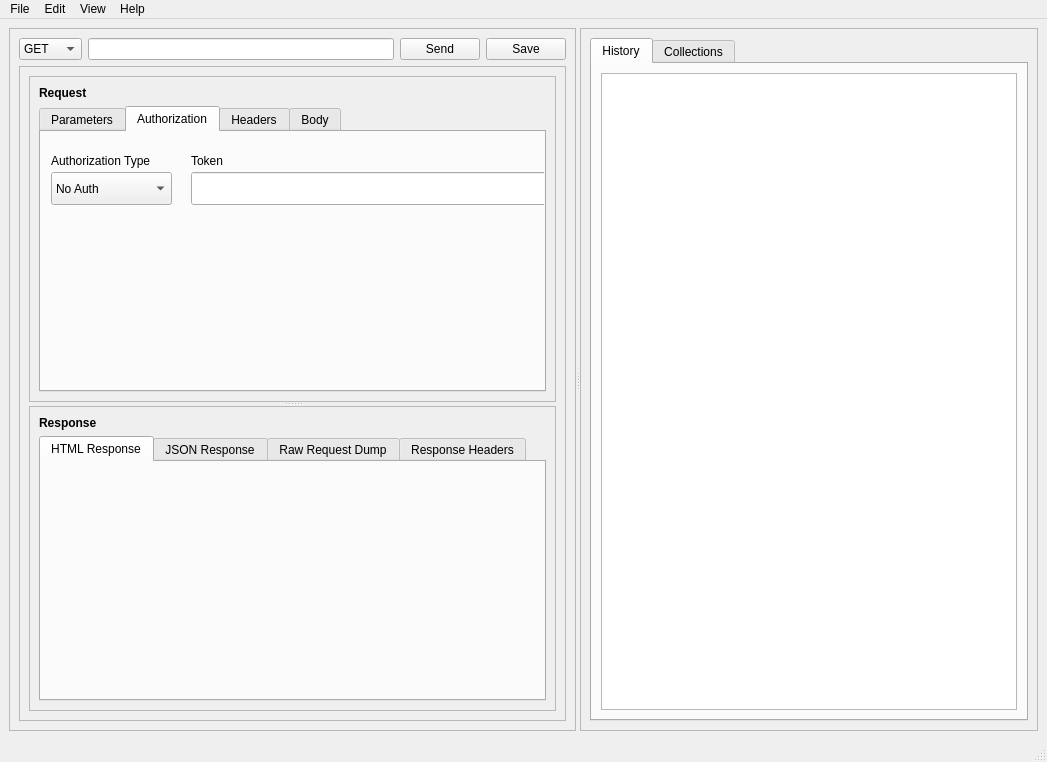
This is src/main/python/ui/rester.ui in schartz/rester as Qt 5 draws it before an edit. The edited form follows.
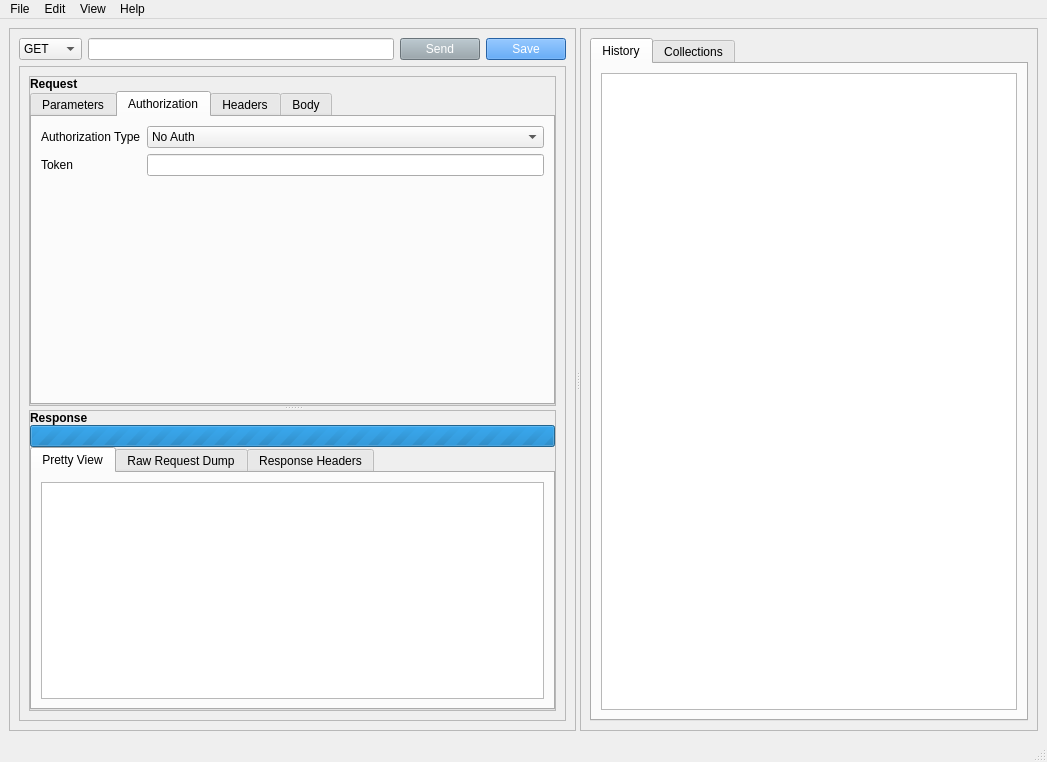
This is the edited form. The open tabs and pages were chosen to show the change.

Commit message: Add functionality for dynamically adding request headers.\n Add some colors to buttons. \n Pretty print JSON. \n Rudementary HTML rendering in response

Diff of the .ui file:
```diff
--- a/src/main/python/ui/rester.ui
+++ b/src/main/python/ui/rester.ui
@@ -34,7 +34,7 @@
         <enum>QFrame::StyledPanel</enum>
        </property>
        <property name="frameShadow">
-        <enum>QFrame::Raised</enum>
+        <enum>QFrame::Plain</enum>
        </property>
        <layout class="QGridLayout" name="gridLayout_10">
         <item row="0" column="0">
@@ -72,6 +72,10 @@
         </item>
         <item row="0" column="2">
          <widget class="QPushButton" name="send_btn">
+          <property name="styleSheet">
+           <string notr="true">background-color: #95a3ab;
+color: white</string>
+          </property>
           <property name="text">
            <string>Send</string>
           </property>
@@ -79,18 +83,22 @@
         </item>
         <item row="0" column="3">
          <widget class="QPushButton" name="save_btn">
+          <property name="styleSheet">
+           <string notr="true">background-color: #3689e6;
+color: white</string>
+          </property>
           <property name="text">
            <string>Save</string>
           </property>
          </widget>
         </item>
         <item row="1" column="0" colspan="4">
-         <widget class="QFrame" name="frame_3">
+         <widget class="QFrame" name="req_res_container_frame">
           <property name="frameShape">
            <enum>QFrame::StyledPanel</enum>
           </property>
           <property name="frameShadow">
-           <enum>QFrame::Raised</enum>
+           <enum>QFrame::Plain</enum>
           </property>
           <layout class="QGridLayout" name="gridLayout_9">
            <item row="0" column="0">
@@ -98,18 +106,49 @@
              <property name="orientation">
               <enum>Qt::Vertical</enum>
              </property>
-             <widget class="QFrame" name="frame">
+             <widget class="QFrame" name="req_container_frame">
               <property name="frameShape">
                <enum>QFrame::StyledPanel</enum>
               </property>
               <property name="frameShadow">
-               <enum>QFrame::Raised</enum>
+               <enum>QFrame::Plain</enum>
+              </property>
+              <property name="lineWidth">
+               <number>0</number>
               </property>
               <layout class="QGridLayout" name="gridLayout">
+               <property name="leftMargin">
+                <number>0</number>
+               </property>
+               <property name="topMargin">
+                <number>0</number>
+               </property>
+               <property name="rightMargin">
+                <number>0</number>
+               </property>
+               <property name="bottomMargin">
+                <number>0</number>
+               </property>
+               <property name="spacing">
+                <number>0</number>
+               </property>
+               <item row="0" column="0">
+                <widget class="QLabel" name="label_2">
+                 <property name="font">
+                  <font>
+                   <weight>75</weight>
+                   <bold>true</bold>
+                  </font>
+                 </property>
+                 <property name="text">
+                  <string>Request</string>
+                 </property>
+                </widget>
+               </item>
                <item row="1" column="0">
                 <widget class="QTabWidget" name="params_tablist">
                  <property name="currentIndex">
-                  <number>1</number>
+                  <number>2</number>
                  </property>
                  <widget class="QWidget" name="params_tab">
                   <attribute name="title">
@@ -159,62 +198,39 @@
                   <attribute name="title">
                    <string>Authorization</string>
                   </attribute>
-                  <widget class="QComboBox" name="auth_type">
-                   <property name="geometry">
-                    <rect>
-                     <x>10</x>
-                     <y>40</y>
-                     <width>121</width>
-                     <height>33</height>
-                    </rect>
-                   </property>
-                   <item>
-                    <property name="text">
-                     <string>No Auth</string>
-                    </property>
+                  <layout class="QFormLayout" name="formLayout">
+                   <item row="0" column="0">
+                    <widget class="QLabel" name="auth_type_label">
+                     <property name="text">
+                      <string>Authorization Type</string>
+                     </property>
+                    </widget>
                    </item>
-                   <item>
-                    <property name="text">
-                     <string>Bearer Token</string>
-                    </property>
+                   <item row="1" column="0">
+                    <widget class="QLabel" name="token_field_label">
+                     <property name="text">
+                      <string>Token</string>
+                     </property>
+                    </widget>
                    </item>
-                  </widget>
-                  <widget class="QLabel" name="auth_type_label">
-                   <property name="geometry">
-                    <rect>
-                     <x>10</x>
-                     <y>20</y>
-                     <width>111</width>
-                     <height>17</height>
-                    </rect>
-                   </property>
-                   <property name="text">
-                    <string>Authorization Type</string>
-                   </property>
-                  </widget>
-                  <widget class="QLabel" name="token_field_label">
-                   <property name="geometry">
-                    <rect>
-                     <x>150</x>
-                     <y>20</y>
-                     <width>54</width>
-                     <height>17</height>
-                    </rect>
-                   </property>
-                   <property name="text">
-                    <string>Token</string>
-                   </property>
-                  </widget>
-                  <widget class="QLineEdit" name="auth_type_value">
-                   <property name="geometry">
-                    <rect>
-                     <x>150</x>
-                     <y>40</y>
-                     <width>381</width>
-                     <height>33</height>
-                    </rect>
-                   </property>
-                  </widget>
+                   <item row="1" column="1">
+                    <widget class="QLineEdit" name="auth_type_value"/>
+                   </item>
+                   <item row="0" column="1">
+                    <widget class="QComboBox" name="auth_type">
+                     <item>
+                      <property name="text">
+                       <string>No Auth</string>
+                      </property>
+                     </item>
+                     <item>
+                      <property name="text">
+                       <string>Bearer Token</string>
+                      </property>
+                     </item>
+                    </widget>
+                   </item>
+                  </layout>
                  </widget>
                  <widget class="QWidget" name="header_tab">
                   <attribute name="title">
@@ -230,24 +246,28 @@
                       </font>
                      </property>
                      <property name="text">
-                      <string>Headers (1)</string>
+                      <string>Headers (0)</string>
                      </property>
                     </widget>
                    </item>
                    <item>
-                    <widget class="QTableWidget" name="headers_table">
+                    <widget class="QTableWidget" name="request_headers_table">
                      <property name="font">
                       <font>
                        <kerning>true</kerning>
                       </font>
                      </property>
                      <property name="rowCount">
-                      <number>1</number>
+                      <number>0</number>
                      </property>
                      <attribute name="horizontalHeaderStretchLastSection">
                       <bool>true</bool>
                      </attribute>
-                     <row/>
+                     <column>
+                      <property name="text">
+                       <string>Actions</string>
+                      </property>
+                     </column>
                      <column>
                       <property name="text">
                        <string>Key</string>
@@ -260,6 +280,17 @@
                      </column>
                     </widget>
                    </item>
+                   <item>
+                    <widget class="QPushButton" name="add_new_header_btn">
+                     <property name="styleSheet">
+                      <string notr="true">background-color: #3689e6;
+color: white</string>
+                     </property>
+                     <property name="text">
+                      <string>Add Header</string>
+                     </property>
+                    </widget>
+                   </item>
                   </layout>
                  </widget>
                  <widget class="QWidget" name="tab">
@@ -269,29 +300,31 @@
                  </widget>
                 </widget>
                </item>
-               <item row="0" column="0">
-                <widget class="QLabel" name="label_2">
-                 <property name="font">
-                  <font>
-                   <weight>75</weight>
-                   <bold>true</bold>
-                  </font>
-                 </property>
-                 <property name="text">
-                  <string>Request</string>
-                 </property>
-                </widget>
-               </item>
               </layout>
              </widget>
-             <widget class="QFrame" name="frame_2">
+             <widget class="QFrame" name="res_container_frame">
               <property name="frameShape">
                <enum>QFrame::StyledPanel</enum>
               </property>
               <property name="frameShadow">
-               <enum>QFrame::Raised</enum>
+               <enum>QFrame::Plain</enum>
               </property>
               <layout class="QGridLayout" name="gridLayout_8">
+               <property name="leftMargin">
+                <number>0</number>
+               </property>
+               <property name="topMargin">
+                <number>0</number>
+               </property>
+               <property name="rightMargin">
+                <number>0</number>
+               </property>
+               <property name="bottomMargin">
+                <number>0</number>
+               </property>
+               <property name="spacing">
+                <number>0</number>
+               </property>
                <item row="0" column="0">
                 <widget class="QLabel" name="label">
                  <property name="font">
@@ -306,19 +339,29 @@
                 </widget>
                </item>
                <item row="1" column="0">
+                <widget class="QProgressBar" name="progress_bar">
+                 <property name="maximum">
+                  <number>0</number>
+                 </property>
+                 <property name="value">
+                  <number>-1</number>
+                 </property>
+                </widget>
+               </item>
+               <item row="2" column="0">
                 <widget class="QTabWidget" name="response_tablist">
                  <property name="currentIndex">
-                  <number>2</number>
+                  <number>0</number>
                  </property>
-                 <widget class="QWidget" name="response_html_tab">
+                 <widget class="QWidget" name="tab_4">
                   <attribute name="title">
-                   <string>HTML Response</string>
+                   <string>Pretty View</string>
                   </attribute>
-                 </widget>
-                 <widget class="QWidget" name="response_json_tab">
-                  <attribute name="title">
-                   <string>JSON Response</string>
-                  </attribute>
+                  <layout class="QGridLayout" name="gridLayout_11">
+                   <item row="0" column="0">
+                    <widget class="QTextBrowser" name="pretty_view"/>
+                   </item>
+                  </layout>
                  </widget>
                  <widget class="QWidget" name="response_raw_tab">
                   <attribute name="title">
@@ -382,7 +425,7 @@
         <enum>QFrame::StyledPanel</enum>
        </property>
        <property name="frameShadow">
-        <enum>QFrame::Raised</enum>
+        <enum>QFrame::Plain</enum>
        </property>
        <layout class="QGridLayout" name="gridLayout_2">
         <item row="0" column="0">
```
The commit also changes 5 other files.
